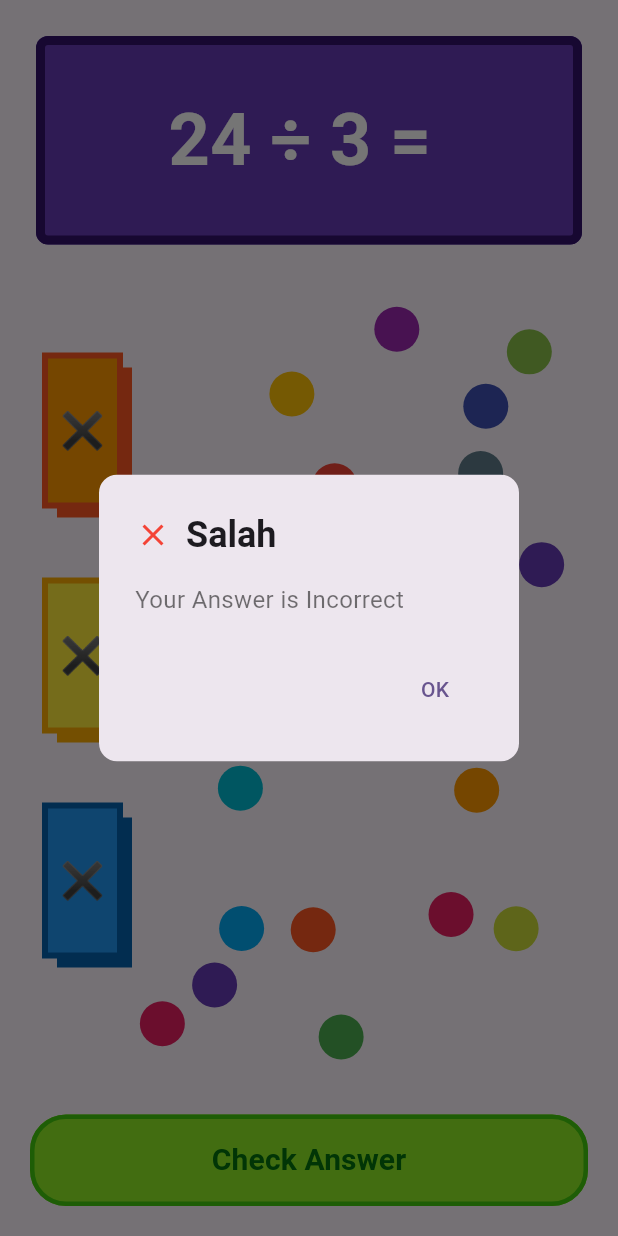
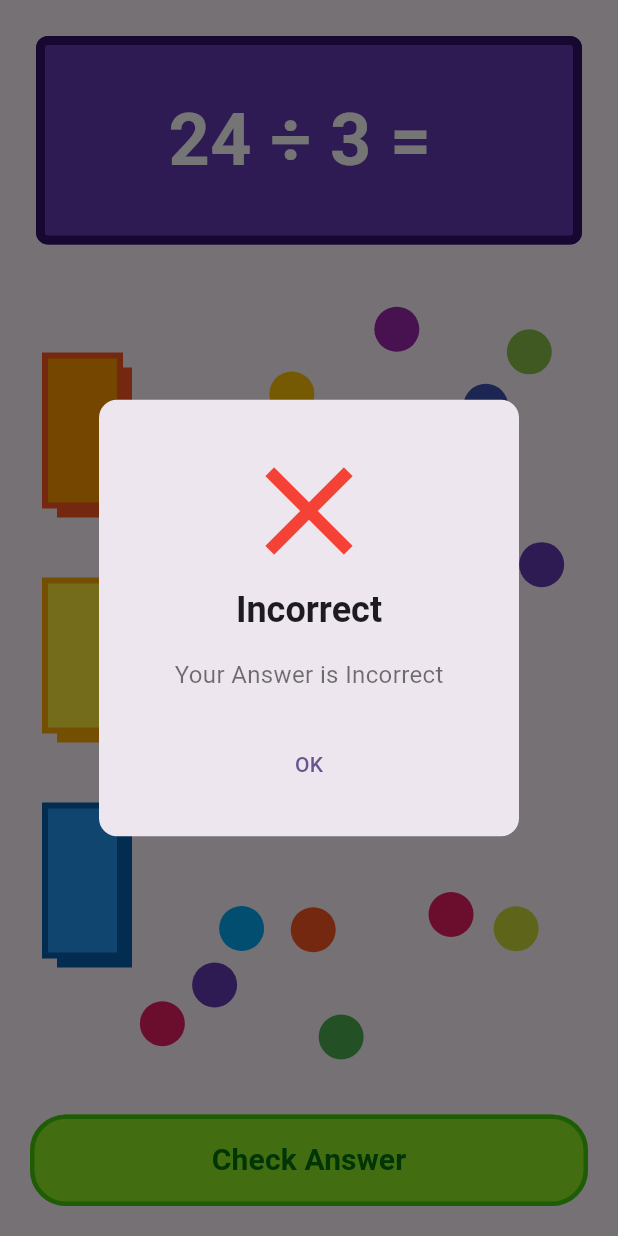
Before and after one commit to Alvin-Saputra/grouping_marble_game, a Flutter app: the screen it shows after launch, after a tap on "Check Answer", on a phone screen of 412 x 824 dp. Run offline on Flutter 3.47's test engine with Material 3 defaults, Android fonts, the phone set to English and light mode, and no system bars; our stand-ins replace get; missing offline and left inert: widgetbook.

Commit message:
1. memperbaiki dialog box agar terlihat lebih bagus 2. memperbaiki di fungsi resetPlayArea di pocket controller tidak mereset iscorrect dan showresult agar tetap bisa ditampilkan saat showfeedback dipanggil

```diff
--- a/lib/controller/pocket_controller.dart
+++ b/lib/controller/pocket_controller.dart
@@ -34,8 +34,8 @@ class PocketController extends GetxController {
     for (var pocket in pockets) {
       pocket.marbleCount = 0;
       pocket.marbles.clear();
-      pocket.isCorrect = false;
-      pocket.showResult = false;
+      // pocket.isCorrect = false;
+      // pocket.showResult = false;
     }
     update();
   }
--- a/lib/view/components/dialog_card.dart
+++ b/lib/view/components/dialog_card.dart
@@ -17,9 +17,9 @@ class DialogCard extends StatelessWidget {
   Widget build(BuildContext context) {
     return AlertDialog(
       shape: RoundedRectangleBorder(borderRadius: BorderRadius.circular(12)),
-      title: Row(
+      title: Column( crossAxisAlignment: CrossAxisAlignment.center,
         children: [
-          Icon(icon, color: isCorrect ? Colors.green : Colors.red),
+          Icon(icon, color: isCorrect ? Colors.green : Colors.red, size: 100),
           SizedBox(width: 10),
           Text(
             title,
@@ -27,14 +27,23 @@ class DialogCard extends StatelessWidget {
           ),
         ],
       ),
-      content: Text(
-        description,
-        style: TextStyle(fontSize: 16, color: Colors.black54),
+      content: Row(
+        mainAxisAlignment: MainAxisAlignment.center,
+        children: [
+          Text(
+            description,
+            style: TextStyle(fontSize: 16, color: Colors.black54),
+          ),
+        ],
       ),
       actions: [
-        TextButton(
-          child: Text("OK"),
-          onPressed: () => Navigator.of(context).pop(),
+        Row(mainAxisAlignment: MainAxisAlignment.center,
+          children: [
+            TextButton(
+              child: Text("OK"),
+              onPressed: () => Navigator.of(context).pop(),
+            ),
+          ],
         ),
       ],
     );
--- a/lib/view/components/play_area_painter.dart
+++ b/lib/view/components/play_area_painter.dart
@@ -1,5 +1,6 @@
+// lib/view/components/play_area_painter.dart
+
 import 'dart:ui';
-
 import 'package:flutter/material.dart';
 import 'package:marble_grouping_game/model/marble.dart';
 import 'package:marble_grouping_game/model/pocket.dart';
@@ -14,17 +15,15 @@ class PlayAreaPainter extends CustomPainter {
   void paint(Canvas canvas, Size size) {
     final paint = Paint();
 
-    // Gambar kantong
+    // Gambar kantong (kode ini tidak berubah)
     for (var eachPocket in pocket) {
       // shadow
       paint
         ..style = PaintingStyle.fill
-        ..color = eachPocket.shadowColor; // Warna shadow gelap transparan
-
-      final shadowOffset = Offset(8, 8); // Geser ke kanan dan bawah
+        ..color = eachPocket.shadowColor;
+      final shadowOffset = Offset(8, 8);
       final shadowRect = eachPocket.area.shift(shadowOffset);
-
-      canvas.drawRect(shadowRect, paint); // Gambar shadow-nya dulu
+      canvas.drawRect(shadowRect, paint);
 
       // fill
       paint
@@ -40,15 +39,19 @@ class PlayAreaPainter extends CustomPainter {
       canvas.drawRect(eachPocket.area, paint);
     }
 
+    // --- PERUBAHAN DIMULAI DI SINI ---
+    // Gambar feedback '✔' atau '✖'
     for (var eachPocket in pocket) {
-      if (!eachPocket.showResult || eachPocket.isCorrect == null)
-        continue;
-      else if ((eachPocket.showResult == true && eachPocket.isCorrect != null)) {
+      if (eachPocket.showResult && eachPocket.isCorrect != null) {
+        IconData iconData = eachPocket.isCorrect! ? Icons.check : Icons.close;
+        Color iconColor = eachPocket.isCorrect! ? Colors.green : Colors.red;
+
         final textSpan = TextSpan(
-          text: eachPocket.isCorrect! ? '✔' : '✖',
+          text: String.fromCharCode(iconData.codePoint),
           style: TextStyle(
-            fontSize: 24,
-            color: eachPocket.isCorrect! ? Colors.green : Colors.red,
+            fontSize: 40.0, // Ukuran bisa disesuaikan
+            fontFamily: iconData.fontFamily,
+            color: iconColor,
           ),
         );
 
@@ -65,14 +68,17 @@ class PlayAreaPainter extends CustomPainter {
         tp.paint(canvas, offset);
       }
     }
+    // --- PERUBAHAN SELESAI DI SINI ---
 
-    // Gambar kelereng
+
+    // Gambar kelereng (kode ini tidak berubah)
     paint.style = PaintingStyle.fill;
     for (var marble in marbles) {
       paint.color = marble.color;
       canvas.drawCircle(marble.position, 15, paint);
     }
 
+    // Gambar kelereng di dalam pocket (kode ini tidak berubah)
     for (var eachPocket in pocket) {
       const int marblePerRow = 4;
       const double spacing = 20.0;
@@ -83,13 +89,11 @@ class PlayAreaPainter extends CustomPainter {
         final marble = eachPocket.marbles[i];
         paint.color = marble.color;
 
-        int row = i ~/ marblePerRow; // integer division untuk baris ke berapa
-        int col = i % marblePerRow; // sisa bagi untuk kolom
+        int row = i ~/ marblePerRow;
+        int col = i % marblePerRow;
 
-        // Hitung offset posisi
         Offset offset = Offset(
-          (col - (marblePerRow - 1) / 2) * spacing +
-              30, // +10 agar geser ke kanan
+          (col - (marblePerRow - 1) / 2) * spacing + 30,
           row * rowSpacing,
         );
 
--- a/lib/view/screen/home_screen.dart
+++ b/lib/view/screen/home_screen.dart
@@ -53,20 +53,20 @@ class HomeScreen extends StatelessWidget {
                   onPressed: () {
                     bool isCorrect = checkAnswer(eachPocketMarbleCounts);
                     Map<int, bool> feedback = answerFeedback(eachPocketMarbleCounts);
-                     playAreaKey.currentState?.showAnswerFeedback(feedback);
+
                     showDialog(
                       context: context,
                       builder: (BuildContext context) {
                         if (isCorrect) {
                           return DialogCard(
-                            "Benar",
+                            "Correct",
                             "Your Answer is Correct",
                             Icons.check,
                             true,
                           );
                         } else {
                           return DialogCard(
-                            "Salah",
+                            "Incorrect",
                             "Your Answer is Incorrect",
                             Icons.close,
                             false,
@@ -74,10 +74,11 @@ class HomeScreen extends StatelessWidget {
                         }
                       },
                     ).then((_) {
-                      if (!isCorrect) {
+
                         // Reset play area jika jawaban salah
+                        playAreaKey.currentState?.showAnswerFeedback(feedback);
                         playAreaKey.currentState?.resetPlayArea();
-                      }
+
                     });
                   },
                   style: ElevatedButton.styleFrom(
```
